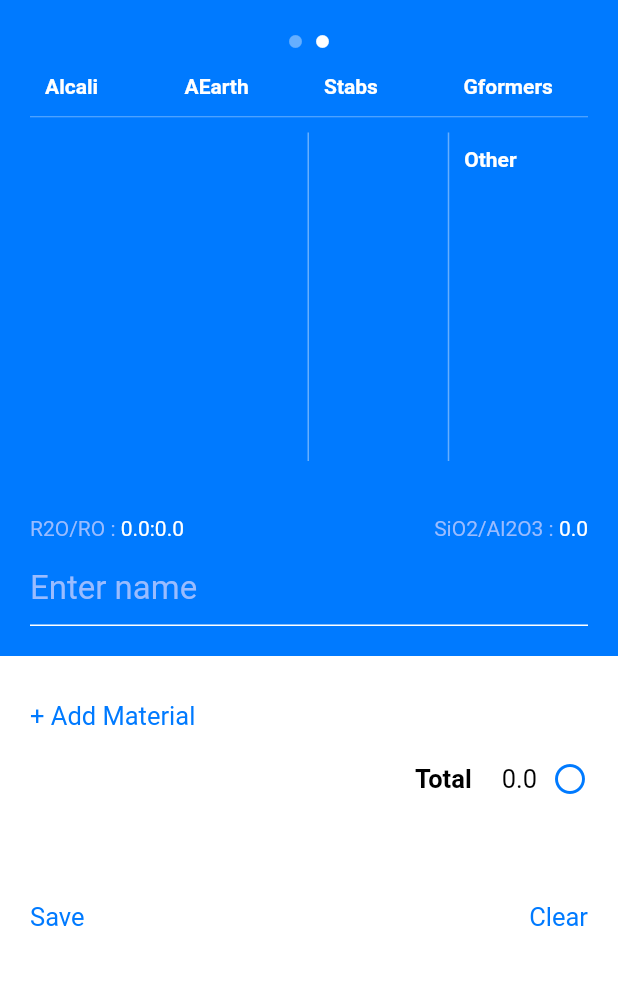
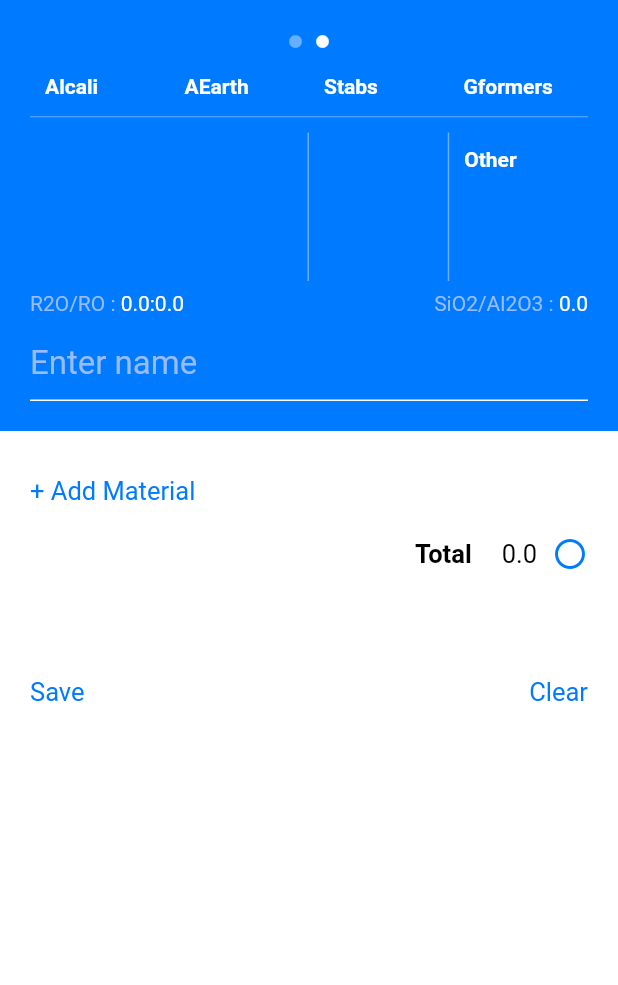
Before and after one commit to zatovagul/Seger, a Flutter app: the screen it shows after launch, on a phone screen of 412 x 824 dp, the part 58-1043 px from its top. Run offline on Flutter 3.47's test engine with Material 2 defaults, Android fonts, the phone set to English and light mode, and no system bars; our stand-ins replace charts_flutter, flutter_slidable, flutter_svg, moor_flutter, page_transition; generated files the repository leaves out were written again.

```diff
--- a/lib/Database/default_data.dart
+++ b/lib/Database/default_data.dart
@@ -30,7 +30,7 @@ class DataInfo{
     Oxide( name: "Cu2O", role: "o", defRole: "o", mass: 143.09),
   ];
   List<Mat> mats=[
-    Mat(name: "Nepheline Syenite", info: "Nepheline Syenite from the East Coast ", def: true)
+    Mat(name: "Nepheline Syenite", lowerName: "nepheline syenite", info: "Nepheline Syenite from the East Coast ", def: true)
   ];
   List<MatOxide> matOxides=[
     MatOxide( oxideId: 1, matId: 1, count: 98.24),
--- a/lib/Screens/Templates/mat_list.dart
+++ b/lib/Screens/Templates/mat_list.dart
@@ -36,7 +36,7 @@ class _MatListState extends State<MatList> {
       print("FUUUUCK");
       int n=value.length;
       int l=0;
-      for(int i=n-1;i>=0;i--){
+      for(int i=0;i<n;i++){
         if(l++==4) break;
         mostUsedList.add(value[i]);
       }
--- a/lib/Screens/Templates/mat_set.dart
+++ b/lib/Screens/Templates/mat_set.dart
@@ -327,7 +327,7 @@ class _MatSettingsState extends State<MatSettings> {
     }
     else {
       if(edit){
-        Future updateInfo=matDao.updateMat(widget.mat.copyWith(name:name, info: info, def: false, date: nowTime));
+        Future updateInfo=matDao.updateMat(widget.mat.copyWith(name:name, lowerName: name.toLowerCase(), info: info, def: false, date: nowTime));
         updateInfo.then((value){
           matOxideDao.deleteMaterialOxidesByMatId(widget.mat.id).then((v){
             List<MatOxide> matOxides = [];
@@ -342,7 +342,7 @@ class _MatSettingsState extends State<MatSettings> {
       }
       else {
         Future insertInfo = matDao.insertNewMat(
-            Mat(name: name, info: info, def: false, date: nowTime));
+            Mat(name: name,lowerName: name.toLowerCase(), info: info, def: false, date: nowTime));
         insertInfo.then((value) {
           List<MatOxide> matOxides = [];
           oxideInfo.forEach((element) {
--- a/lib/Screens/calc_screen.dart
+++ b/lib/Screens/calc_screen.dart
@@ -626,15 +626,17 @@ class _CalcTopState extends State<CalcTop> {
                 }),
           ),
           Container(
-            height: 300,
-            child: PageView.builder(
+            constraints: BoxConstraints(minHeight: 150),
+            child: ExpandablePageView(
               controller: _pageController,
               onPageChanged: (page) => _pageNotifier.value=page,
               itemCount: 2,
               itemBuilder: (_, index) {
                 switch (index) {
                   case 0:
-                    return Stack(children: [
+                    return Container(
+                      height: 300,
+                      child: Stack(children: [
                         Container(
                           padding: EdgeInsets.symmetric(horizontal: 20),
                           alignment: Alignment.topCenter,
@@ -653,7 +655,8 @@ class _CalcTopState extends State<CalcTop> {
                        Container(
                               margin:android ? EdgeInsets.only(left:23, bottom: 10, right: 2) : EdgeInsets.only(left:21,right: 3, bottom: 18, top:7),
                               child: GraphicChart.withSampleData(vals)),
-                    ],);
+                      ],),
+                    );
                   default:
                     return Container(padding: EdgeInsets.symmetric(horizontal: 20),
                         child: CalcTable(resultMap: widget.resultMap));
@@ -762,7 +765,7 @@ class _CalcTableState extends State<CalcTable> {
     return Column(
       children: [
         Container(
-          height: 270,
+          height: 150,
           child: Column(
             children: [
               Container(
```
Also changed, not shown: lib/Database/moor_database.dart (+5 -5 lines), lib/Database/moor_database.g.dart. Lines whose indentation alone changed are shown as unchanged.
